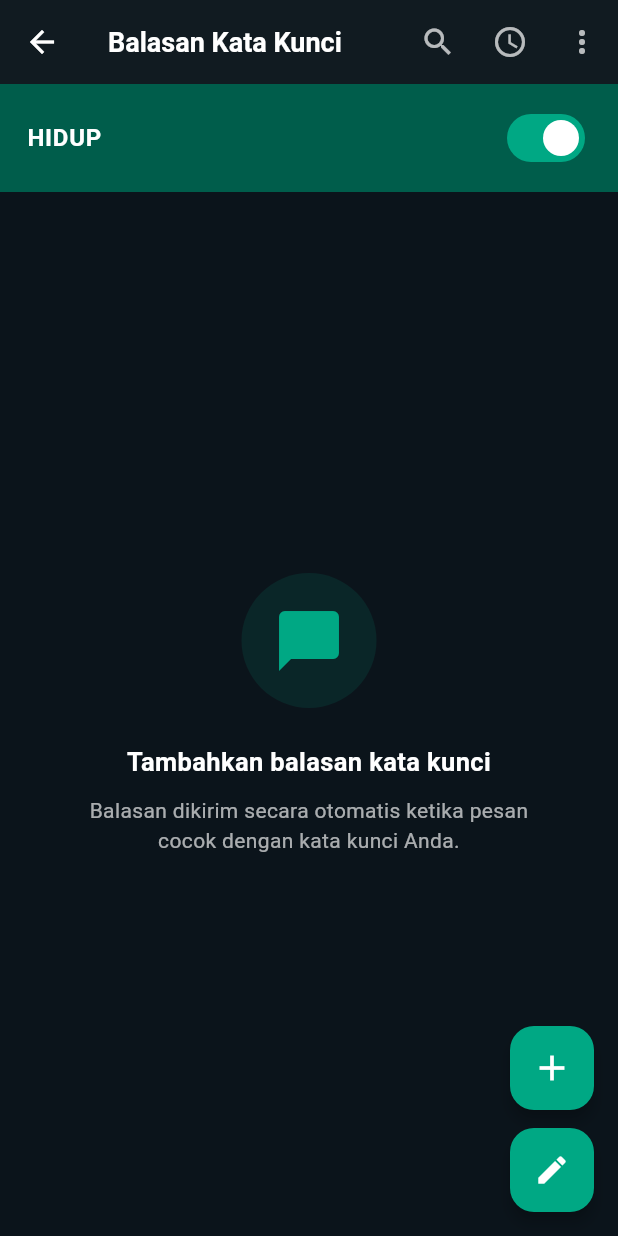
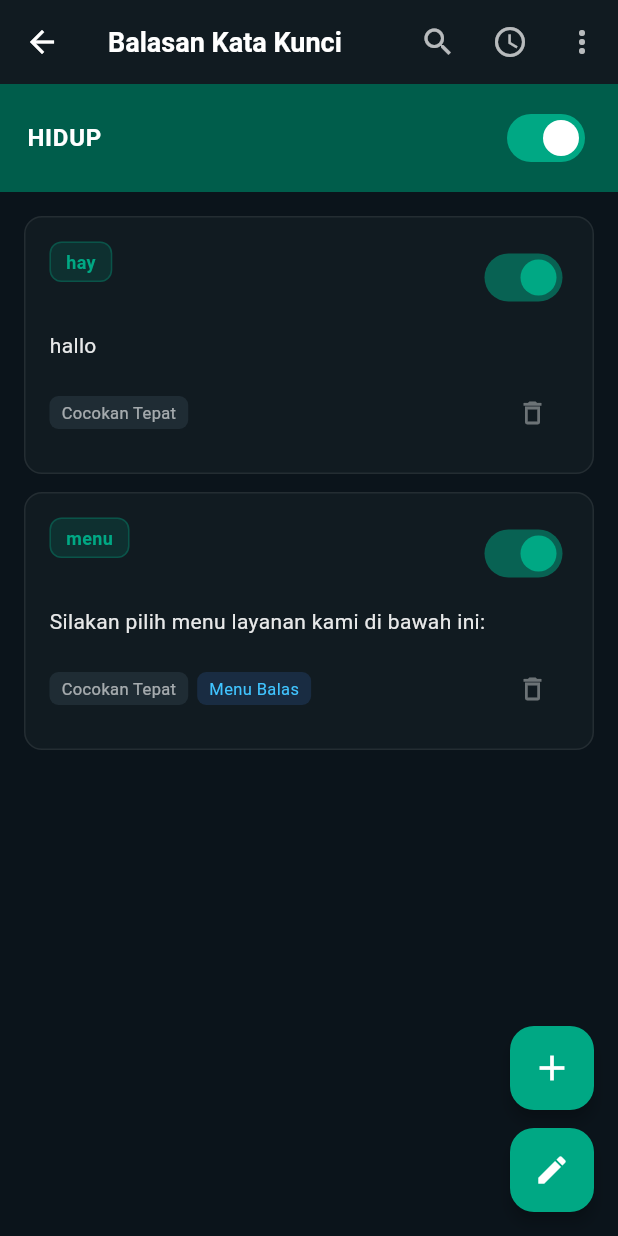
Before and after one commit to maoneart/WhatsAuto, a Flutter app: the screen it shows after launch, after a tap on "KEYWORD", on a phone screen of 412 x 824 dp. Run offline on Flutter 3.47's test engine with Material 3 defaults, Android fonts, the phone set to English and light mode, and no system bars; our stand-ins replace csv, file_picker, share_plus, shared_preferences.

Commit message:
feat: auto-populate default keywords hay and menu on install, sync caches, and update version to 1.0.18

```diff
--- a/lib/main.dart
+++ b/lib/main.dart
@@ -1,9 +1,13 @@
 import 'package:flutter/material.dart';
 import 'package:flutter/services.dart';
 import 'screens/main_navigation_screen.dart';
+import 'services/storage_service.dart';
 
 void main() async {
   WidgetsFlutterBinding.ensureInitialized();
+
+  // Inisialisasi awal pengaturan, aturan kata kunci bawaan (hay & menu), dan pohon menu
+  await StorageService.initializeDefaultsIfNeeded();
 
   // Konfigurasi System UI Overlay agar senada dengan Dark Mode WhatsAuto
   SystemChrome.setSystemUIOverlayStyle(
--- a/lib/services/storage_service.dart
+++ b/lib/services/storage_service.dart
@@ -64,15 +64,57 @@ class StorageService {
     await prefs.setString('server_webhook_url', settings.serverWebhookUrl);
   }
 
+  static Future<void> initializeDefaultsIfNeeded() async {
+    // 1. Inisialisasi Settings jika belum ada
+    final settings = await loadSettings();
+    await saveSettings(settings);
+
+    // 2. Inisialisasi Aturan Kata Kunci Bawaan ('hay' & 'menu')
+    await loadKeywordReplies();
+
+    // 3. Inisialisasi Pohon Menu Bawaan
+    await loadMenuNodes();
+  }
+
   static Future<List<KeywordReply>> loadKeywordReplies() async {
     final prefs = await SharedPreferences.getInstance();
     final jsonStr = prefs.getString(_keyKeywordReplies);
     if (jsonStr != null && jsonStr.isNotEmpty) {
       try {
         final List<dynamic> list = json.decode(jsonStr);
-        return list.map((item) => KeywordReply.fromJson(item as Map<String, dynamic>)).toList();
+        final rules = list.map((item) => KeywordReply.fromJson(item as Map<String, dynamic>)).toList();
+        if (rules.isNotEmpty) {
+          return rules;
+        }
       } catch (_) {}
     }
+
+    // Default kata kunci bawaan saat awal pasang/install (hay -> hallo, menu -> menu balas)
+    final hasInitialized = prefs.getBool('flutter.initialized_default_keywords_v3') ?? false;
+    if (!hasInitialized) {
+      final defaultRules = [
+        KeywordReply(
+          id: 'default_hay',
+          incomingKeywords: 'hay',
+          replyMessage: 'hallo',
+          isExactMatch: true,
+          isEnabled: true,
+          useMenuReply: false,
+        ),
+        KeywordReply(
+          id: 'default_menu',
+          incomingKeywords: 'menu',
+          replyMessage: 'Silakan pilih menu layanan kami di bawah ini:',
+          isExactMatch: true,
+          isEnabled: true,
+          useMenuReply: true,
+        ),
+      ];
+      await saveKeywordReplies(defaultRules);
+      await prefs.setBool('flutter.initialized_default_keywords_v3', true);
+      return defaultRules;
+    }
+
     return [];
   }
 
--- a/pubspec.yaml
+++ b/pubspec.yaml
@@ -1,7 +1,7 @@
 name: maoneauto
 description: "MaoneAuto - Smart Auto Reply & Tree Menu Bot for WhatsApp by MaoneArt"
 publish_to: 'none'
-version: 1.0.17+18
+version: 1.0.18+19
 
 environment:
   sdk: '>=3.0.0 <4.0.0'
```
Also changed, not shown: 2 other files.
